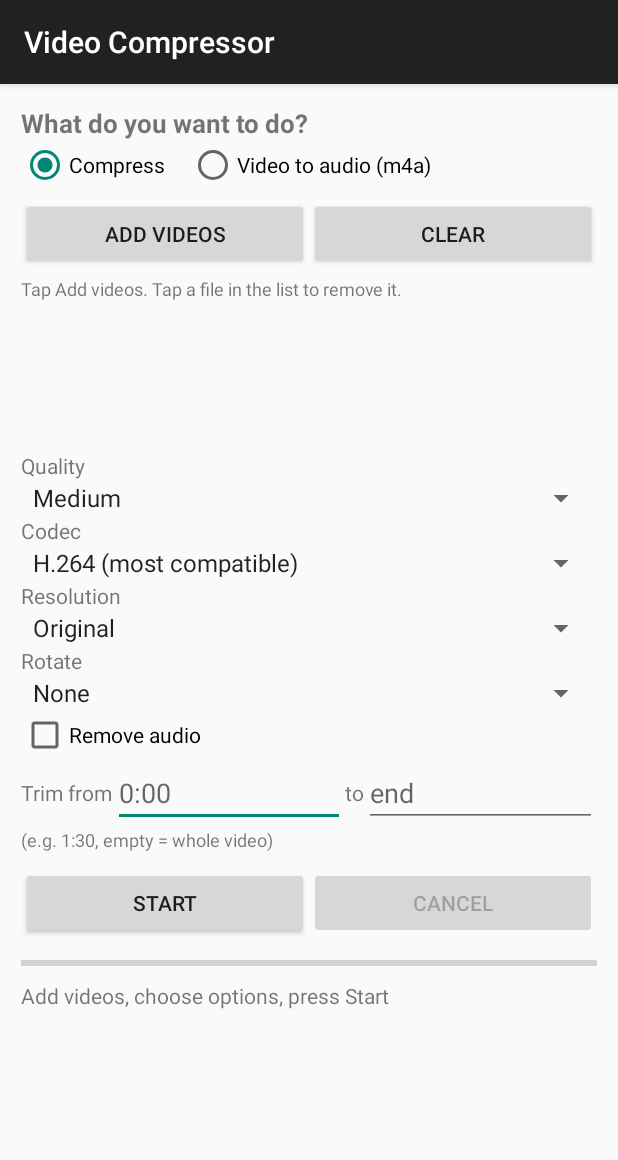
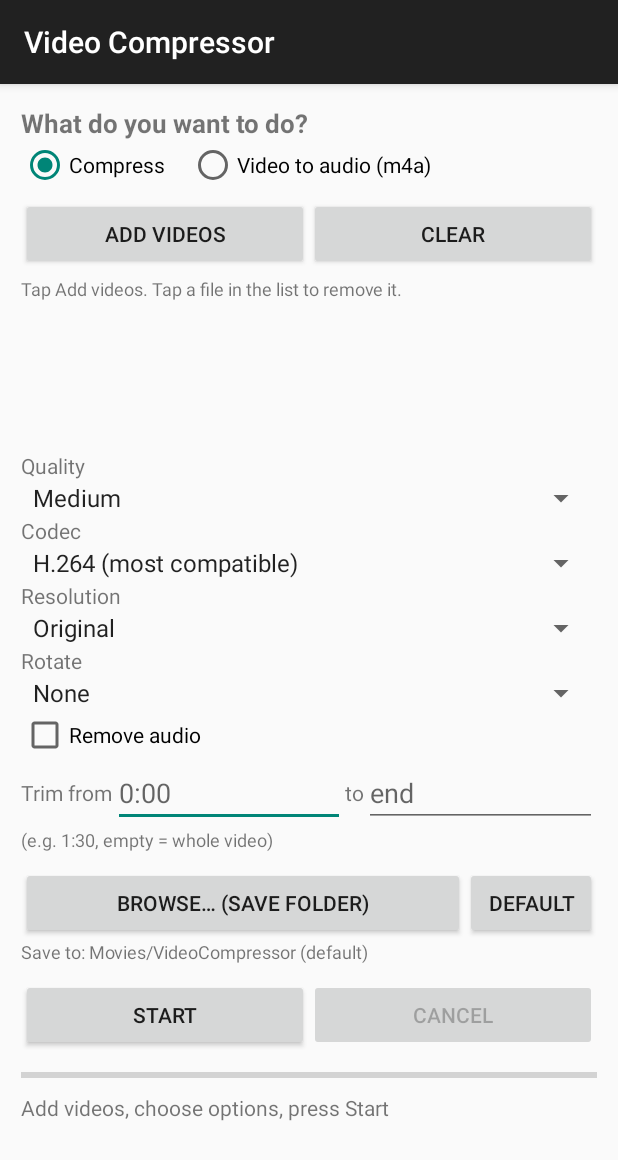
Before and after one commit to souvik906442/VideoCompressor-Android, an Android app: the screen it shows after launch (MainActivity), on a phone screen of 412 x 824 dp. Shown: the top 1160 px of the screen. Run offline under Robolectric (Android 15) with nearby library versions, the phone set to English and light mode, and no system bars.

Commit message:
Fix compileSdk 35, add save folder browse

```diff
--- a/app/build.gradle
+++ b/app/build.gradle
@@ -4,7 +4,7 @@ plugins {
 
 android {
     namespace 'com.souvik.videocompressor'
-    compileSdk 34
+    compileSdk 35
 
     defaultConfig {
         applicationId 'com.souvik.videocompressor'
--- a/app/src/main/java/com/souvik/videocompressor/MainActivity.java
+++ b/app/src/main/java/com/souvik/videocompressor/MainActivity.java
@@ -3,12 +3,15 @@ package com.souvik.videocompressor;
 import android.content.ContentResolver;
 import android.content.ContentValues;
 import android.content.Intent;
+import android.content.SharedPreferences;
+import android.content.UriPermission;
 import android.database.Cursor;
 import android.media.MediaMetadataRetriever;
 import android.net.Uri;
 import android.os.Bundle;
 import android.os.Handler;
 import android.os.Looper;
+import android.provider.DocumentsContract;
 import android.provider.MediaStore;
 import android.provider.OpenableColumns;
 import android.view.View;
@@ -82,7 +85,9 @@ public class MainActivity extends AppCompatActivity {
     private CheckBox cbMute;
     private EditText etStart, etEnd;
     private ProgressBar progress;
-    private TextView tvStatus;
+    private TextView tvStatus, tvOut;
+    private SharedPreferences prefs;
+    private volatile Uri outTree;   // user-chosen save folder (null = Movies/VideoCompressor)
 
     // run state
     private Transformer transformer;
@@ -102,6 +107,20 @@ public class MainActivity extends AppCompatActivity {
                 if (uris != null && !uris.isEmpty()) addUris(uris);
             });
 
+    private final ActivityResultLauncher<Uri> folderPicker = registerForActivityResult(
+            new ActivityResultContracts.OpenDocumentTree(),
+            uri -> {
+                if (uri == null) return;
+                try {
+                    getContentResolver().takePersistableUriPermission(uri,
+                            Intent.FLAG_GRANT_READ_URI_PERMISSION | Intent.FLAG_GRANT_WRITE_URI_PERMISSION);
+                } catch (Exception ignored) {
+                }
+                outTree = uri;
+                prefs.edit().putString("out_tree", uri.toString()).apply();
+                updateOutLabel();
+            });
+
     @Override
     protected void onCreate(Bundle savedInstanceState) {
         super.onCreate(savedInstanceState);
@@ -118,6 +137,22 @@ public class MainActivity extends AppCompatActivity {
         etEnd = findViewById(R.id.etEnd);
         progress = findViewById(R.id.progress);
         tvStatus = findViewById(R.id.tvStatus);
+        tvOut = findViewById(R.id.tvOut);
+        prefs = getSharedPreferences("vc", MODE_PRIVATE);
+        String saved = prefs.getString("out_tree", null);
+        if (saved != null) {
+            Uri u = Uri.parse(saved);
+            for (UriPermission up : getContentResolver().getPersistedUriPermissions()) {
+                if (up.getUri().equals(u) && up.isWritePermission()) outTree = u;
+            }
+        }
+        updateOutLabel();
+        ((Button) findViewById(R.id.btnBrowse)).setOnClickListener(v -> folderPicker.launch(null));
+        ((Button) findViewById(R.id.btnDefaultOut)).setOnClickListener(v -> {
+            outTree = null;
+            prefs.edit().remove("out_tree").apply();
+            updateOutLabel();
+        });
 
         spQuality = setupSpinner(R.id.spQuality, new String[]{"High", "Medium", "Low"}, 1);
         spCodec = setupSpinner(R.id.spCodec, new String[]{"H.264 (most compatible)", "H.265 (smaller)"}, 0);
@@ -165,6 +200,22 @@ public class MainActivity extends AppCompatActivity {
         s.setAdapter(a);
         s.setSelection(selected);
         return s;
+    }
+
+    private void updateOutLabel() {
+        Uri t = outTree;
+        if (t == null) {
+            tvOut.setText("Save to: Movies/VideoCompressor (default)");
+            return;
+        }
+        String name = "chosen folder";
+        try (Cursor c = getContentResolver().query(
+                DocumentsContract.buildDocumentUriUsingTree(t, DocumentsContract.getTreeDocumentId(t)),
+                new String[]{DocumentsContract.Document.COLUMN_DISPLAY_NAME}, null, null, null)) {
+            if (c != null && c.moveToFirst() && c.getString(0) != null) name = c.getString(0);
+        } catch (Exception ignored) {
+        }
+        tvOut.setText("Save to: " + name);
     }
 
     private void updateModeUi() {
@@ -427,7 +478,9 @@ public class MainActivity extends AppCompatActivity {
         } else {
             progress.setProgress(1000);
             tvStatus.setText("Finished: " + okCount + " of " + items.size() + " done  -  total time " + total
-                    + "\nSaved in " + (audioMode ? "Music" : "Movies") + "/VideoCompressor");
+                    + "\n" + (outTree == null
+                    ? "Saved in " + (audioMode ? "Music" : "Movies") + "/VideoCompressor"
+                    : "Saved in your chosen folder"));
         }
     }
 
@@ -461,6 +514,25 @@ public class MainActivity extends AppCompatActivity {
         String outName = audio ? base + ".m4a" : base + "_compressed.mp4";
 
         ContentResolver cr = getContentResolver();
+        Uri tree = outTree;
+        if (tree != null) {
+            Uri parent = DocumentsContract.buildDocumentUriUsingTree(tree, DocumentsContract.getTreeDocumentId(tree));
+            Uri d = DocumentsContract.createDocument(cr, parent, audio ? "audio/mp4" : "video/mp4", outName);
+            if (d == null) throw new Exception("cannot create file in chosen folder");
+            try (InputStream in = new FileInputStream(src); OutputStream out = cr.openOutputStream(d)) {
+                if (out == null) throw new Exception("cannot open output");
+                byte[] b = new byte[256 * 1024];
+                int k;
+                while ((k = in.read(b)) > 0) out.write(b, 0, k);
+            } catch (Exception e) {
+                try {
+                    DocumentsContract.deleteDocument(cr, d);
+                } catch (Exception ignored) {
+                }
+                throw e;
+            }
+            return src.length();
+        }
         ContentValues cv = new ContentValues();
         cv.put(MediaStore.MediaColumns.DISPLAY_NAME, outName);
         cv.put(MediaStore.MediaColumns.MIME_TYPE, audio ? "audio/mp4" : "video/mp4");
--- a/app/src/main/res/layout/activity_main.xml
+++ b/app/src/main/res/layout/activity_main.xml
@@ -91,6 +91,22 @@
             android:layout_height="wrap_content"
             android:layout_marginTop="10dp"
             android:orientation="horizontal">
+            <Button android:id="@+id/btnBrowse" android:layout_width="0dp" android:layout_height="wrap_content"
+                android:layout_weight="1" android:text="Browse… (save folder)" />
+            <Button android:id="@+id/btnDefaultOut" android:layout_width="wrap_content" android:layout_height="wrap_content"
+                android:text="Default" />
+        </LinearLayout>
+        <TextView
+            android:id="@+id/tvOut"
+            android:layout_width="match_parent"
+            android:layout_height="wrap_content"
+            android:textSize="12sp" />
+
+        <LinearLayout
+            android:layout_width="match_parent"
+            android:layout_height="wrap_content"
+            android:layout_marginTop="10dp"
+            android:orientation="horizontal">
             <Button android:id="@+id/btnStart" android:layout_width="0dp" android:layout_height="wrap_content"
                 android:layout_weight="1" android:text="Start" />
             <Button android:id="@+id/btnCancel" android:layout_width="0dp" android:layout_height="wrap_content"
--- a/build.gradle
+++ b/build.gradle
@@ -1,3 +1,3 @@
 plugins {
-    id 'com.android.application' version '8.5.2' apply false
+    id 'com.android.application' version '8.7.3' apply false
 }
```
